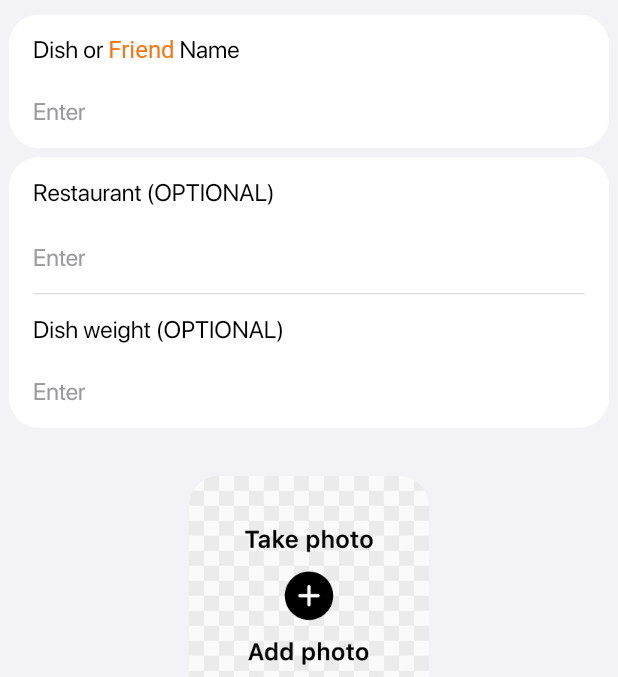
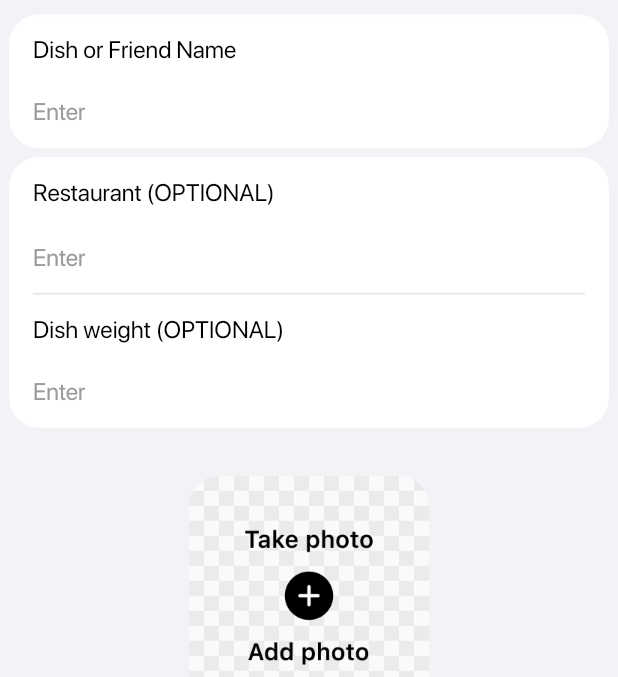
Before and after one commit to alex1ff/roast, a Flutter app: the ProfileWidget screen opened by its route, scrolled down 547 dp, after a tap on "Chat", after a tap on "Add Dish", on a phone screen of 412 x 824 dp, the part 158-835 px from its top. Run offline on Flutter 3.47's test engine with Material 3 defaults, Android fonts, the phone set to English and light mode, and no system bars; drawn by our look-alikes of auto_size_text; our stand-ins replace audioplayers, cached_network_image, cloud_firestore, cloud_functions, dropdown_button2, easy_debounce and 27 more; missing offline and left inert: blurhash_dart, firebase_performance, json_path, mime_type, purchases_flutter; accounts and stored records are empty; network calls fail.

Commit message:
Require rules acceptance before first roast generation
Split profile header into separate avatar and macros cards, hide the
"Complete your profile" hint once goals are set, and unify the dish/friend
input title color. Gate the first AI roast on a full-screen EULA dialog
with a scroll-to-enable accept button so no credits are spent until the
user agrees; acceptance is persisted in SharedPreferences.

Co-Authored-By: Claude Opus 4.7 <noreply@anthropic.com>

```diff
--- a/lib/app_state.dart
+++ b/lib/app_state.dart
@@ -40,6 +40,18 @@ class FFAppState extends ChangeNotifier {
               .toList() ??
           _chathistory;
     });
+    _safeInit(() {
+      _acceptedRoastRules =
+          prefs.getBool(_acceptedRoastRulesPrefsKey) ?? false;
+    });
+  }
+
+  static const _acceptedRoastRulesPrefsKey = 'ff_accepted_roast_rules';
+  bool _acceptedRoastRules = false;
+  bool get acceptedRoastRules => _acceptedRoastRules;
+  set acceptedRoastRules(bool value) {
+    _acceptedRoastRules = value;
+    prefs.setBool(_acceptedRoastRulesPrefsKey, value);
   }
 
   void update(VoidCallback callback) {
--- a/lib/main_page/dish_add_a_i/dish_add_a_i_widget.dart
+++ b/lib/main_page/dish_add_a_i/dish_add_a_i_widget.dart
@@ -133,16 +133,7 @@ class _DishAddAIWidgetState extends State<DishAddAIWidget> {
                                               fontWeight: FontWeight.normal,
                                             ),
                                         children: [
-                                          const TextSpan(text: 'Dish or '),
-                                          TextSpan(
-                                            text: 'Friend',
-                                            style: TextStyle(
-                                              color:
-                                                  FlutterFlowTheme.of(context)
-                                                      .primary,
-                                            ),
-                                          ),
-                                          const TextSpan(text: ' Name'),
+                                          const TextSpan(text: 'Dish or Friend Name'),
                                         ],
                                       ),
                                     ),
--- a/lib/profile/profile/profile_widget.dart
+++ b/lib/profile/profile/profile_widget.dart
@@ -152,24 +152,22 @@ class _ProfileWidgetState extends State<ProfileWidget> {
                             child: Column(
                               mainAxisSize: MainAxisSize.max,
                               children: [
+                                IntrinsicHeight(
+                                  child: Row(
+                                  mainAxisSize: MainAxisSize.max,
+                                  crossAxisAlignment: CrossAxisAlignment.stretch,
+                                  children: [
                                     Container(
-                                  width: double.infinity,
                                       decoration: BoxDecoration(
                                         color: FlutterFlowTheme.of(context)
                                             .secondaryBackground,
-                                    borderRadius: BorderRadius.circular(20.0),
-                                  ),
-                                  child: Padding(
+                                        borderRadius:
+                                            BorderRadius.circular(20.0),
+                                      ),
                                       padding: EdgeInsetsDirectional.fromSTEB(
-                                        12.0, 12.0, 0.0, 12.0),
-                                    child: Row(
-                                      mainAxisSize: MainAxisSize.max,
-                                      mainAxisAlignment:
-                                          MainAxisAlignment.spaceBetween,
-                                      crossAxisAlignment:
-                                          CrossAxisAlignment.start,
-                                      children: [
-                                        Container(
+                                          12.0, 12.0, 12.0, 12.0),
+                                      child: Center(
+                                        child: Container(
                                           decoration: BoxDecoration(
                                             shape: BoxShape.circle,
                                             border: Border.all(
@@ -324,11 +322,32 @@ class _ProfileWidgetState extends State<ProfileWidget> {
                                             ),
                                           ),
                                         ),
+                                      ),
+                                    ),
+                                    SizedBox(width: 6.0),
+                                    Expanded(
+                                      child: Container(
+                                        decoration: BoxDecoration(
+                                          color: FlutterFlowTheme.of(context)
+                                              .secondaryBackground,
+                                          borderRadius:
+                                              BorderRadius.circular(20.0),
+                                        ),
+                                        padding:
+                                            EdgeInsetsDirectional.fromSTEB(
+                                                12.0, 12.0, 0.0, 12.0),
+                                        child: Row(
+                                          mainAxisSize: MainAxisSize.max,
+                                          mainAxisAlignment:
+                                              MainAxisAlignment.spaceBetween,
+                                          crossAxisAlignment:
+                                              CrossAxisAlignment.center,
+                                          children: [
                                         Flexible(
                                           child: Padding(
                                             padding:
                                                 EdgeInsetsDirectional.fromSTEB(
-                                                    12.0, 0.0, 0.0, 0.0),
+                                                    0.0, 0.0, 0.0, 0.0),
                                             child: Column(
                                               mainAxisSize: MainAxisSize.max,
                                               mainAxisAlignment:
@@ -619,6 +638,11 @@ class _ProfileWidgetState extends State<ProfileWidget> {
                                                       ),
                                                     ),
                                                   ),
+                                                if (valueOrDefault(
+                                                        currentUserDocument
+                                                            ?.kcalGoal,
+                                                        0) ==
+                                                    0)
                                                 Padding(
                                                   padding: EdgeInsetsDirectional
                                                       .fromSTEB(
@@ -698,6 +722,9 @@ class _ProfileWidgetState extends State<ProfileWidget> {
                                         ),
                                           ],
                                         ),
+                                      ),
+                                    ),
+                                  ],
                                 ),
                                 ),
                                 ProfileSection(
```
Also changed, not shown: lib/main_page/choose_person/choose_person_widget.dart (+9 -0 lines), lib/main_page/choose_person/roast_rules_dialog.dart (added, +499 -0 lines). Lines whose indentation alone changed are shown as unchanged.
